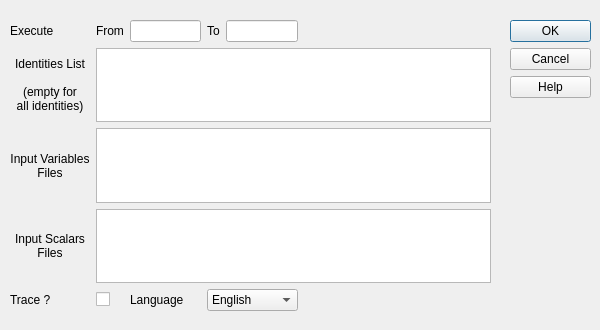
This is gui/menu/compute/compute_identities.ui in plan-be/iode as Qt 5 draws it before an edit. The edited form follows.
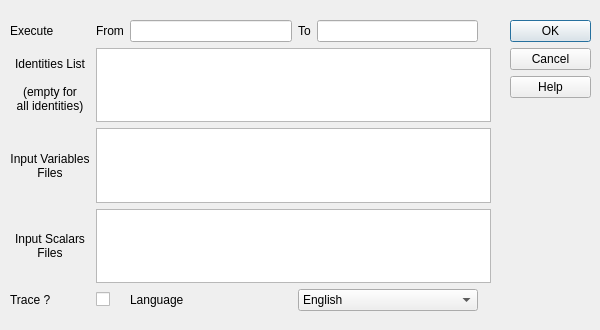
This is the edited form. Icons and pictures are not drawn. Custom widgets are drawn as their Qt base class.

Commit message: renamed class QSampleEdit as QIodeSampleEdit

The edit to the form file:
```diff
--- a/gui/menu/compute/compute_identities.ui
+++ b/gui/menu/compute/compute_identities.ui
@@ -48,7 +48,7 @@
     <set>QDialogButtonBox::Cancel|QDialogButtonBox::Help|QDialogButtonBox::Ok</set>
    </property>
   </widget>
-  <widget class="QWidget" name="">
+  <widget class="QWidget" name="layoutWidget">
    <property name="geometry">
     <rect>
      <x>10</x>
@@ -196,7 +196,7 @@
     <item row="4" column="5">
      <widget class="QLabel" name="label">
       <property name="text">
-       <string>                                                        </string>
+       <string/>
       </property>
      </widget>
     </item>
```
Left out of the diff: 6 changed lines with no effect on the pictures. The commit also changes 10 other files.
